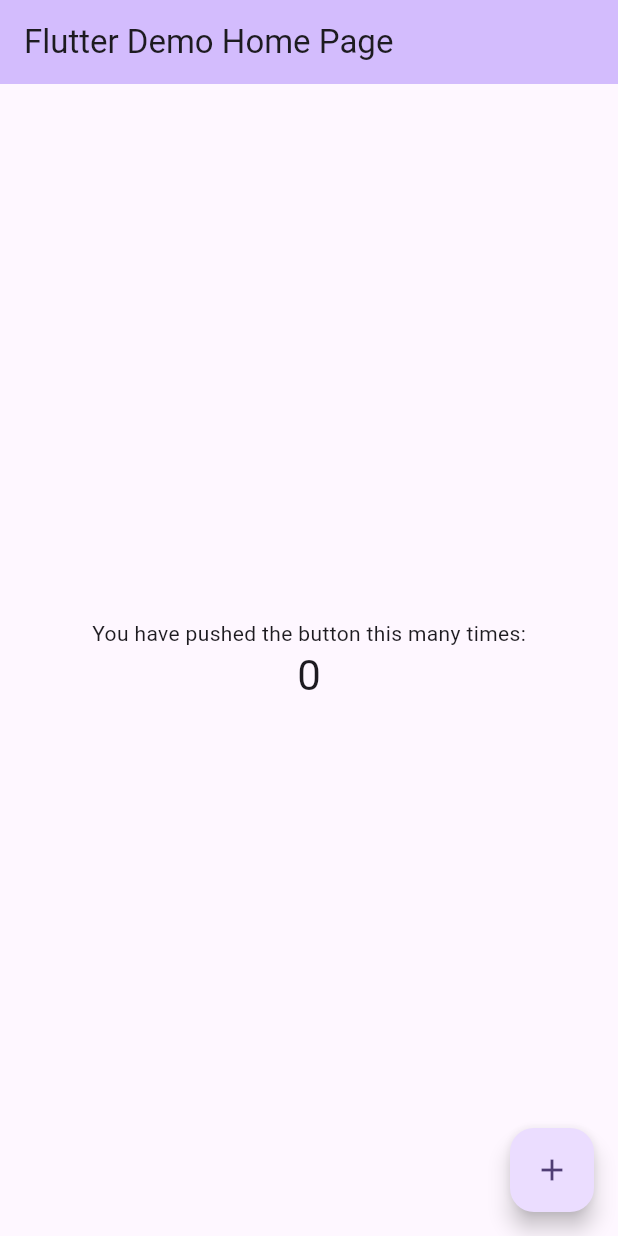
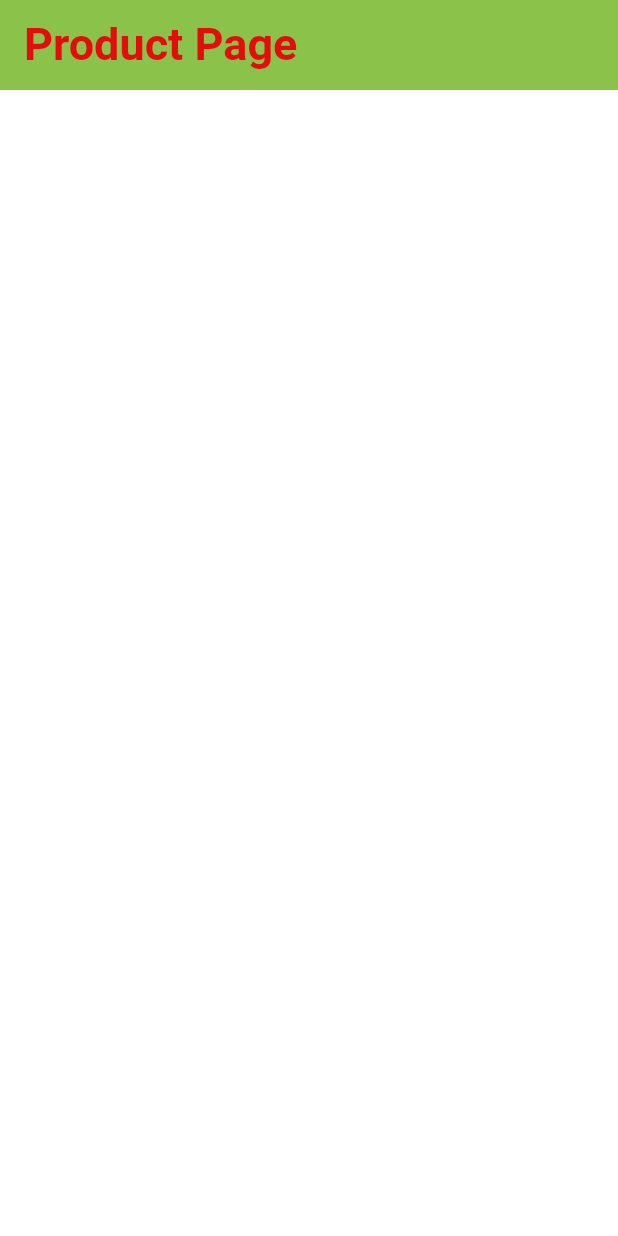
Before and after one commit to SOMBIT4/FLUTTER_Assignment_20220104100, a Flutter app: the screen it shows after launch, on a phone screen of 412 x 824 dp. Run offline on Flutter 3.47's test engine with Material 3 defaults, Android fonts, the phone set to English and light mode, and no system bars.

Commit message:
1st commit in practise

```diff
--- a/lib/main.dart
+++ b/lib/main.dart
@@ -1,3 +1,6 @@
+// ignore_for_file: prefer_const_constructors
+
+import 'package:assignment_20220104100/shop_page.dart';
 import 'package:flutter/material.dart';
 
 void main() {
@@ -11,115 +14,7 @@ class MyApp extends StatelessWidget {
   @override
   Widget build(BuildContext context) {
     return MaterialApp(
-      title: 'Flutter Demo',
-      theme: ThemeData(
-        // This is the theme of your application.
-        //
-        // TRY THIS: Try running your application with "flutter run". You'll see
-        // the application has a blue toolbar. Then, without quitting the app,
-        // try changing the seedColor in the colorScheme below to Colors.green
-        // and then invoke "hot reload" (save your changes or press the "hot
-        // reload" button in a Flutter-supported IDE, or press "r" if you used
-        // the command line to start the app).
-        //
-        // Notice that the counter didn't reset back to zero; the application
-        // state is not lost during the reload. To reset the state, use hot
-        // restart instead.
-        //
-        // This works for code too, not just values: Most code changes can be
-        // tested with just a hot reload.
-        colorScheme: ColorScheme.fromSeed(seedColor: Colors.deepPurple),
-        useMaterial3: true,
-      ),
-      home: const MyHomePage(title: 'Flutter Demo Home Page'),
+      home: const ShopPage(),
     );
   }
 }
-
-class MyHomePage extends StatefulWidget {
-  const MyHomePage({super.key, required this.title});
-
-  // This widget is the home page of your application. It is stateful, meaning
-  // that it has a State object (defined below) that contains fields that affect
-  // how it looks.
-
-  // This class is the configuration for the state. It holds the values (in this
-  // case the title) provided by the parent (in this case the App widget) and
-  // used by the build method of the State. Fields in a Widget subclass are
-  // always marked "final".
-
-  final String title;
-
-  @override
-  State<MyHomePage> createState() => _MyHomePageState();
-}
-
-class _MyHomePageState extends State<MyHomePage> {
-  int _counter = 0;
-
-  void _incrementCounter() {
-    setState(() {
-      // This call to setState tells the Flutter framework that something has
-      // changed in this State, which causes it to rerun the build method below
-      // so that the display can reflect the updated values. If we changed
-      // _counter without calling setState(), then the build method would not be
-      // called again, and so nothing would appear to happen.
-      _counter++;
-    });
-  }
-
-  @override
-  Widget build(BuildContext context) {
-    // This method is rerun every time setState is called, for instance as done
-    // by the _incrementCounter method above.
-    //
-    // The Flutter framework has been optimized to make rerunning build methods
-    // fast, so that you can just rebuild anything that needs updating rather
-    // than having to individually change instances of widgets.
-    return Scaffold(
-      appBar: AppBar(
-        // TRY THIS: Try changing the color here to a specific color (to
-        // Colors.amber, perhaps?) and trigger a hot reload to see the AppBar
-        // change color while the other colors stay the same.
-        backgroundColor: Theme.of(context).colorScheme.inversePrimary,
-        // Here we take the value from the MyHomePage object that was created by
-        // the App.build method, and use it to set our appbar title.
-        title: Text(widget.title),
-      ),
-      body: Center(
-        // Center is a layout widget. It takes a single child and positions it
-        // in the middle of the parent.
-        child: Column(
-          // Column is also a layout widget. It takes a list of children and
-          // arranges them vertically. By default, it sizes itself to fit its
-          // children horizontally, and tries to be as tall as its parent.
-          //
-          // Column has various properties to control how it sizes itself and
-          // how it positions its children. Here we use mainAxisAlignment to
-          // center the children vertically; the main axis here is the vertical
-          // axis because Columns are vertical (the cross axis would be
-          // horizontal).
-          //
-          // TRY THIS: Invoke "debug painting" (choose the "Toggle Debug Paint"
-          // action in the IDE, or press "p" in the console), to see the
-          // wireframe for each widget.
-          mainAxisAlignment: MainAxisAlignment.center,
-          children: <Widget>[
-            const Text(
-              'You have pushed the button this many times:',
-            ),
-            Text(
-              '$_counter',
-              style: Theme.of(context).textTheme.headlineMedium,
-            ),
-          ],
-        ),
-      ),
-      floatingActionButton: FloatingActionButton(
-        onPressed: _incrementCounter,
-        tooltip: 'Increment',
-        child: const Icon(Icons.add),
-      ), // This trailing comma makes auto-formatting nicer for build methods.
-    );
-  }
-}
--- /dev/null
+++ b/lib/shop_page.dart
@@ -0,0 +1,25 @@
+import 'package:flutter/material.dart';
+
+class ShopPage extends StatelessWidget {
+  const ShopPage({super.key});
+
+  @override
+  Widget build(BuildContext context) {
+    return Scaffold(
+      appBar: AppBar(
+        backgroundColor: Colors.lightGreen,
+        elevation: 0,
+        toolbarHeight: 60,
+        foregroundColor: const Color.fromARGB(255, 228, 13, 13),
+        title: const Text(
+          'Product Page',
+          style: TextStyle(
+            fontWeight: FontWeight.bold,
+            fontSize: 30,
+          ),
+        ),
+      ),
+      backgroundColor: Colors.white,
+    );
+  }
+}
```
